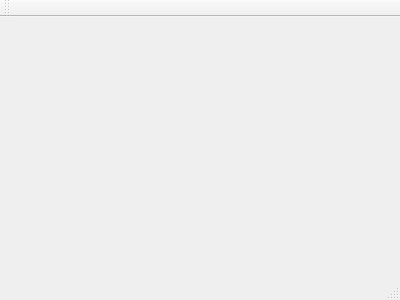
keoo/WarriorOfGujoong, file src/mainwindow.ui: the form before one commit.
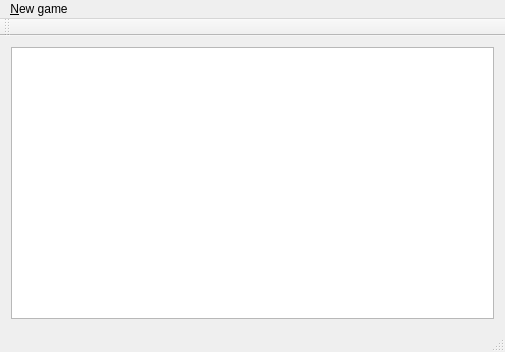
The form after the commit.

```diff
--- a/src/mainwindow.ui
+++ b/src/mainwindow.ui
@@ -1,24 +1,57 @@
 <ui version="4.0">
  <class>MainWindow</class>
- <widget class="QMainWindow" name="MainWindow" >
-  <property name="geometry" >
+ <widget class="QMainWindow" name="MainWindow">
+  <property name="geometry">
    <rect>
     <x>0</x>
     <y>0</y>
-    <width>400</width>
-    <height>300</height>
+    <width>505</width>
+    <height>352</height>
    </rect>
   </property>
   <property name="windowTitle" >
    <string>MainWindow</string>
   </property>
-  <widget class="QMenuBar" name="menuBar" />
-  <widget class="QToolBar" name="mainToolBar" />
-  <widget class="QWidget" name="centralWidget" />
-  <widget class="QStatusBar" name="statusBar" />
+  <widget class="QWidget" name="centralWidget">
+   <layout class="QHBoxLayout" name="horizontalLayout">
+    <item>
+     <widget class="QGraphicsView" name="main_view"/>
+    </item>
+   </layout>
+  </widget>
+  <widget class="QMenuBar" name="menuBar">
+   <property name="geometry">
+    <rect>
+     <x>0</x>
+     <y>0</y>
+     <width>505</width>
+     <height>24</height>
+    </rect>
+   </property>
+   <widget class="QMenu" name="menu_LoadMap">
+    <property name="title">
+     <string>&amp;New game</string>
+    </property>
+    <addaction name="action_load_game"/>
+   </widget>
+   <addaction name="menu_LoadMap"/>
+  </widget>
+  <widget class="QToolBar" name="mainToolBar">
+   <attribute name="toolBarArea">
+    <enum>TopToolBarArea</enum>
+   </attribute>
+   <attribute name="toolBarBreak">
+    <bool>false</bool>
+   </attribute>
+  </widget>
+  <widget class="QStatusBar" name="statusBar"/>
+  <action name="action_load_game">
+   <property name="text">
+    <string>&amp;Load map</string>
+   </property>
+  </action>
  </widget>
- <layoutDefault spacing="6" margin="11" />
- <pixmapfunction></pixmapfunction>
+ <layoutdefault spacing="6" margin="11"/>
  <resources/>
  <connections/>
 </ui>
```
Left out of the diff: 3 changed lines with no effect on the pictures.
